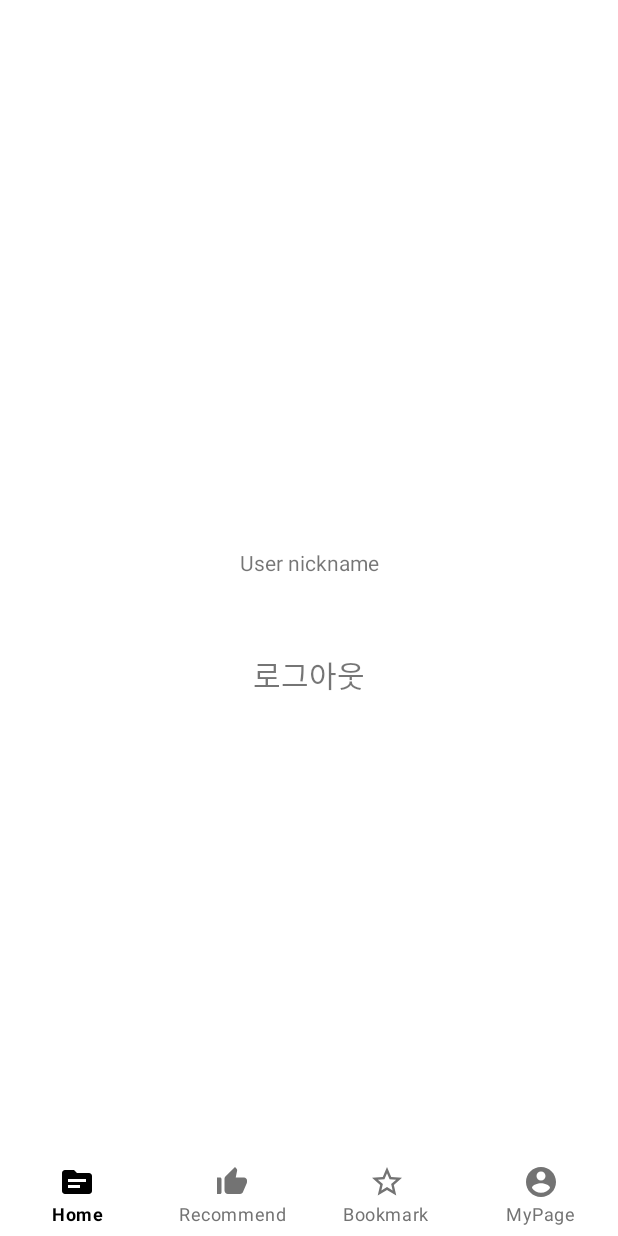
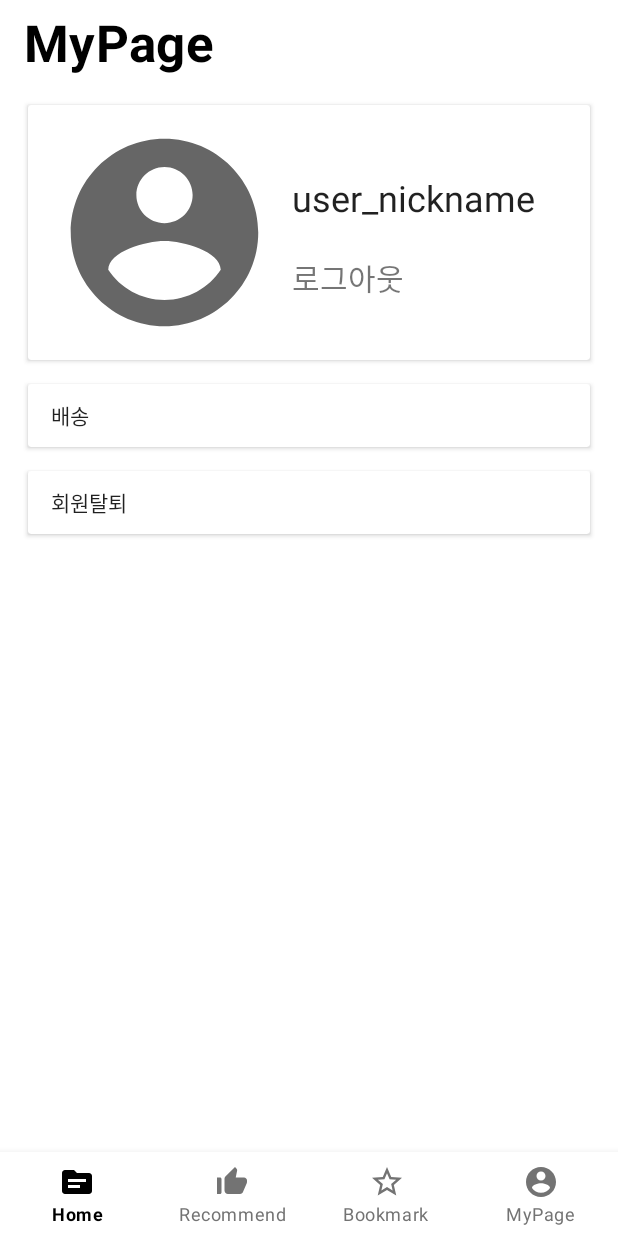
Before and after one commit to otu165/Shop, an Android app: the fragment MyPageFragment placed in its activity, on a phone screen of 412 x 824 dp. Run offline under Robolectric (Android 15) with nearby library versions, the light colour scheme and no system bars; our stand-ins replace Firebase (no records; nobody signed in at launch, a user with empty details on screens opened directly); libraries missing offline, so code that uses them is left out: com.github.rubensousa.gravitysnaphelper, me.angeldevil.autoscrollviewpager; 7 statements that could not run were skipped.

Commit message:
juyeon_MyPageFragment

```diff
--- a/app/src/main/AndroidManifest.xml
+++ b/app/src/main/AndroidManifest.xml
@@ -4,7 +4,7 @@
 
     <application
         android:allowBackup="true"
-        android:hardwareAccelerated="false"
+        android:hardwareAccelerated="true"
         android:icon="@mipmap/ic_launcher"
         android:label="@string/app_name"
         android:largeHeap="true"
--- a/app/src/main/java/com/example/shopping/feature/login/MyPageFragment.kt
+++ b/app/src/main/java/com/example/shopping/feature/login/MyPageFragment.kt
@@ -1,5 +1,6 @@
 package com.example.shopping.feature.login
 
+import android.content.DialogInterface
 import android.os.Bundle
 import androidx.fragment.app.Fragment
 import android.view.LayoutInflater
@@ -11,6 +12,7 @@ import android.widget.Toast
 import com.example.shopping.R
 import com.example.shopping.api.FirebaseService
 import com.example.shopping.feature.main.MainActivity
+import com.google.android.material.dialog.MaterialAlertDialogBuilder
 import com.google.firebase.ktx.Firebase
 import kotlinx.android.synthetic.main.fragment_my_page.view.*
 
@@ -44,5 +46,37 @@ class MyPageFragment : Fragment() {
             Toast.makeText(requireContext(), "success sign out", Toast.LENGTH_SHORT).show()
             (activity as MainActivity).replaceFragment(SignInFragment())
         }
+
+        // 2. 이미지 변경
+
+        // 3. 배송
+        view.cvFragMyPageDelivery.setOnClickListener {
+            Toast.makeText(view.context, "Sorry, not available now", Toast.LENGTH_SHORT).show()
+        }
+
+        // 4. 회원탈퇴
+        view.cvFragMyPageRemove.setOnClickListener {
+            MaterialAlertDialogBuilder(view.context)
+                    .setTitle("Remove Account")
+                    .setMessage("do you really want to remove your account?\nyou can't restore it")
+                    .setNegativeButton("CANCEL") { dialogInterface: DialogInterface, i: Int -> // CANCEL
+
+                    }
+                    .setPositiveButton("OK") { dialogInterface: DialogInterface, i: Int -> // OK
+
+                        FirebaseService.auth.currentUser!!.delete().addOnSuccessListener {
+                            // 로그아웃 처리
+                            FirebaseService.auth.signOut()
+
+                            // fragment 교체
+                            (activity as MainActivity).replaceFragment(SignInFragment())
+                        }
+                        Toast.makeText(view.context, "completely remove account", Toast.LENGTH_SHORT).show()
+                    }
+                    .show()
+
+
+        }
+
     }
 }
--- a/app/src/main/java/com/example/shopping/feature/login/SignUpActivity.kt
+++ b/app/src/main/java/com/example/shopping/feature/login/SignUpActivity.kt
@@ -61,8 +61,6 @@ class SignUpActivity : AppCompatActivity() {
                             toast.show()
                         }
                     }
-
-
 
             }
             else {
--- a/app/src/main/res/layout/activity_review.xml
+++ b/app/src/main/res/layout/activity_review.xml
@@ -11,6 +11,7 @@
         android:id="@+id/imgReview"
         android:layout_width="150dp"
         android:layout_height="150dp"
+        android:background="@drawable/ic_baseline_account_circle_24"
         app:layout_constraintTop_toTopOf="parent"
         app:layout_constraintLeft_toLeftOf="parent"
         android:layout_marginTop="5dp"
--- a/app/src/main/res/layout/activity_sign_up.xml
+++ b/app/src/main/res/layout/activity_sign_up.xml
@@ -69,6 +69,9 @@
         android:layout_marginTop="15dp"
         app:boxStrokeColor="@color/black"
         app:hintTextColor="@color/black"
+        app:counterEnabled="true"
+        app:counterMaxLength="10"
+        app:errorEnabled="true"
         style="@style/Widget.MaterialComponents.TextInputLayout.OutlinedBox">
 
         <com.google.android.material.textfield.TextInputEditText
@@ -88,7 +91,7 @@
         app:layout_constraintTop_toBottomOf="@+id/tilSignUpNickname"
         app:layout_constraintLeft_toLeftOf="parent"
         app:layout_constraintRight_toRightOf="parent"
-        android:layout_marginTop="15dp"
+        android:layout_marginTop="10dp"
         app:boxStrokeColor="@color/black"
         app:hintTextColor="@color/black"
         style="@style/Widget.MaterialComponents.TextInputLayout.OutlinedBox">
--- a/app/src/main/res/layout/fragment_menu_outer.xml
+++ b/app/src/main/res/layout/fragment_menu_outer.xml
@@ -20,6 +20,7 @@
             android:layout_width="match_parent"
             android:layout_height="wrap_content"
             android:gravity="center"
+            android:textColor="@color/black"
             android:textAppearance="@style/TextAppearance.MaterialComponents.Headline5"
             android:layout_marginTop="4dp"
             android:layout_marginBottom="15dp"/>
@@ -36,6 +37,7 @@
             android:layout_width="match_parent"
             android:layout_height="wrap_content"
             android:gravity="center"
+            android:textColor="@color/black"
             android:textAppearance="@style/TextAppearance.MaterialComponents.Headline5"
             android:layout_marginTop="20dp"
             android:layout_marginBottom="15dp"/>
--- a/app/src/main/res/layout/fragment_my_page.xml
+++ b/app/src/main/res/layout/fragment_my_page.xml
@@ -1,30 +1,61 @@
 <?xml version="1.0" encoding="utf-8"?>
-<androidx.constraintlayout.widget.ConstraintLayout xmlns:android="http://schemas.android.com/apk/res/android"
+<LinearLayout
+    xmlns:android="http://schemas.android.com/apk/res/android"
     xmlns:tools="http://schemas.android.com/tools"
     android:layout_width="match_parent"
     android:layout_height="match_parent"
     xmlns:app="http://schemas.android.com/apk/res-auto"
-    tools:context=".feature.login.MyPageFragment">
+    tools:context=".feature.login.MyPageFragment"
+    android:orientation="vertical">
+
+    <TextView
+        android:id="@+id/txtFragMyPageHeadline"
+        android:text="MyPage"
+        android:layout_width="match_parent"
+        android:layout_height="wrap_content"
+        android:textAppearance="@style/TextAppearance.MaterialComponents.Headline4"
+        android:textStyle="bold"
+        android:textColor="@color/black"
+        android:layout_marginTop="5dp"
+        android:layout_marginLeft="16dp"/>
+
+    <androidx.cardview.widget.CardView
+        android:layout_width="match_parent"
+        android:layout_height="wrap_content"
+        android:background="@color/white"
+        android:layout_marginTop="15dp"
+        android:layout_marginLeft="16dp"
+        android:layout_marginRight="16dp"
+        android:elevation="30dp"
+        app:cardUseCompatPadding="true">
+
+        <androidx.constraintlayout.widget.ConstraintLayout
+            android:layout_width="match_parent"
+            android:layout_height="match_parent">
 
             <ImageView
                 android:id="@+id/imgMyPageUser"
                 android:layout_width="150dp"
                 android:layout_height="150dp"
+                android:background="@drawable/ic_baseline_account_circle_24"
                 app:layout_constraintTop_toTopOf="parent"
                 app:layout_constraintLeft_toLeftOf="parent"
-        app:layout_constraintRight_toRightOf="parent"
                 app:layout_constraintBottom_toBottomOf="parent"
-        app:layout_constraintVertical_bias="0.3"/>
+                android:layout_marginBottom="10dp"
+                android:layout_marginTop="10dp"
+                android:layout_marginLeft="16dp"/>
 
             <TextView
                 android:id="@+id/txtMyPageNick"
-        android:text="User nickname"
+                android:text="user_nickname"
                 android:layout_width="wrap_content"
                 android:layout_height="wrap_content"
-        app:layout_constraintTop_toBottomOf="@id/imgMyPageUser"
-        app:layout_constraintLeft_toLeftOf="parent"
-        app:layout_constraintRight_toRightOf="parent"
-        android:layout_marginTop="30dp"/>
+                app:layout_constraintTop_toTopOf="@id/imgMyPageUser"
+                app:layout_constraintLeft_toRightOf="@id/imgMyPageUser"
+                app:layout_constraintBottom_toBottomOf="@id/imgMyPageUser"
+                android:layout_marginLeft="10dp"
+                app:layout_constraintVertical_bias="0.3"
+                android:textAppearance="@style/TextAppearance.MaterialComponents.Headline5"/>
 
             <TextView
                 android:id="@+id/txtFragMyPageSignOut"
@@ -32,10 +63,57 @@
                 android:textSize="20dp"
                 android:layout_width="wrap_content"
                 android:layout_height="wrap_content"
-        app:layout_constraintTop_toBottomOf="@id/txtMyPageNick"
-        app:layout_constraintLeft_toLeftOf="parent"
-        app:layout_constraintRight_toRightOf="parent"
-        android:layout_marginTop="50dp"/>
+                app:layout_constraintTop_toTopOf="@id/imgMyPageUser"
+                app:layout_constraintLeft_toRightOf="@id/imgMyPageUser"
+                app:layout_constraintBottom_toBottomOf="@id/imgMyPageUser"
+                app:layout_constraintVertical_bias="0.75"
+                android:layout_marginLeft="10dp"/>
+
+        </androidx.constraintlayout.widget.ConstraintLayout>
 
 
-</androidx.constraintlayout.widget.ConstraintLayout>
+    </androidx.cardview.widget.CardView>
+
+    <androidx.cardview.widget.CardView
+        android:id="@+id/cvFragMyPageDelivery"
+        android:layout_width="match_parent"
+        android:layout_height="50dp"
+        android:layout_marginLeft="16dp"
+        android:layout_marginRight="16dp"
+        app:cardUseCompatPadding="true"
+        android:layout_marginTop="8dp">
+
+        <TextView
+            android:text="배송"
+            android:textAppearance="@style/TextAppearance.AppCompat.Body1"
+            android:gravity="left|center_horizontal|center_vertical"
+            android:layout_marginLeft="15dp"
+            android:layout_width="match_parent"
+            android:layout_height="match_parent"/>
+
+    </androidx.cardview.widget.CardView>
+
+    <androidx.cardview.widget.CardView
+        android:id="@+id/cvFragMyPageRemove"
+        android:layout_width="match_parent"
+        android:layout_height="50dp"
+        android:layout_marginLeft="16dp"
+        android:layout_marginRight="16dp"
+        app:cardUseCompatPadding="true"
+        android:layout_marginTop="8dp">
+
+        <TextView
+
+            android:text="회원탈퇴"
+            android:textAppearance="@style/TextAppearance.AppCompat.Body1"
+            android:gravity="left|center_horizontal|center_vertical"
+            android:layout_marginLeft="15dp"
+            android:layout_width="match_parent"
+            android:layout_height="match_parent"/>
+
+    </androidx.cardview.widget.CardView>
+
+
+
+
+</LinearLayout>
--- a/app/src/main/res/layout/rv_frag_store_review_item.xml
+++ b/app/src/main/res/layout/rv_frag_store_review_item.xml
@@ -9,6 +9,7 @@
         android:id="@+id/imgFragReview"
         android:layout_width="130dp"
         android:layout_height="130dp"
+        android:background="@drawable/ic_baseline_account_circle_24"
         app:layout_constraintTop_toTopOf="parent"
         app:layout_constraintLeft_toLeftOf="parent"
         app:layout_constraintBottom_toBottomOf="parent"
```
Lines whose indentation alone changed are shown as unchanged.
